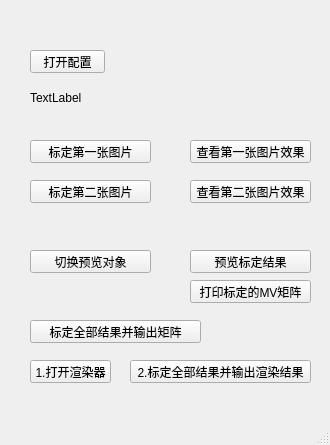
The window that hellogl2/mainentrywindow.ui (h005/myViewpoint) describes before a commit, drawn with Qt 5.
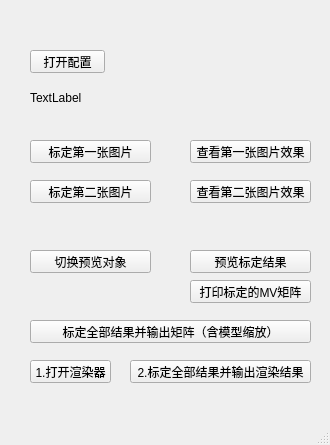
The same window after the commit.

Commit message: 给小贺的matrix文件内融合模型缩放

The edit to the form file:
```diff
--- a/hellogl2/mainentrywindow.ui
+++ b/hellogl2/mainentrywindow.ui
@@ -97,12 +97,12 @@
      <rect>
       <x>30</x>
       <y>320</y>
-      <width>171</width>
+      <width>281</width>
       <height>23</height>
      </rect>
     </property>
     <property name="text">
-     <string>标定全部结果并输出矩阵</string>
+     <string>标定全部结果并输出矩阵（含模型缩放）</string>
     </property>
    </widget>
    <widget class="QPushButton" name="changePreviewTargetBtn">
```
The commit also changes 1 other file.
